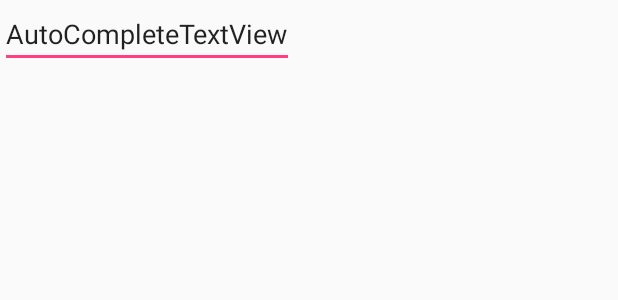
After one commit to trinhpn/UILab, an Android app: the layout fragment_auto_complete_text.xml on its own in the app's theme, with its tools: preview values and no code run, on a phone screen of 412 x 824 dp. The commit adds this screen. Shown: the top 300 px of the screen. Run offline under Robolectric (Android 15) with nearby library versions, the phone set to English and light mode, and no system bars.

Commit message:
Step 37 completed.

```diff
--- /dev/null
+++ b/app/src/main/res/layout/fragment_auto_complete_text.xml
@@ -0,0 +1,18 @@
+<?xml version="1.0" encoding="utf-8"?>
+<android.support.constraint.ConstraintLayout xmlns:android="http://schemas.android.com/apk/res/android"
+    xmlns:app="http://schemas.android.com/apk/res-auto"
+    xmlns:tools="http://schemas.android.com/tools"
+    android:id="@+id/frameLayout"
+    android:layout_width="match_parent"
+    android:layout_height="match_parent"
+    tools:context=".AutoCompleteTextFragment">
+
+
+    <AutoCompleteTextView
+        android:id="@+id/autoCompleteTextView"
+        android:layout_width="wrap_content"
+        android:layout_height="wrap_content"
+        android:text="AutoCompleteTextView"
+        app:layout_constraintStart_toStartOf="parent"
+        app:layout_constraintTop_toTopOf="parent" />
+</android.support.constraint.ConstraintLayout>
```
Also changed, not shown: app/src/main/java/group7/tcss450/uw/edu/uilab/AutoCompleteTextFragment.java (added, +29 -0 lines), app/src/main/res/values/strings.xml (+12 -2 lines).
